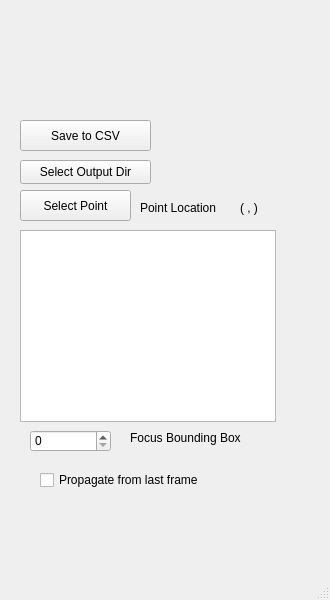
Before: the Qt Designer form src/WhiskerToolbox/Tracking_Widget/Tracking_Widget.ui in paulmthompson/WhiskerToolbox, drawn with Qt 5.
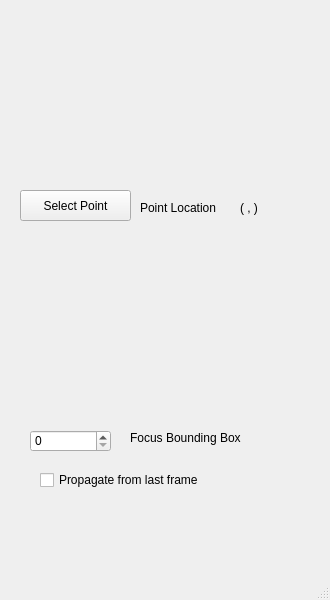
After: the same form once the commit is applied.

Commit message: move saving methods for keypoints to data manager widget from tracking widget

Diff of the .ui file:
```diff
--- a/src/WhiskerToolbox/Tracking_Widget/Tracking_Widget.ui
+++ b/src/WhiskerToolbox/Tracking_Widget/Tracking_Widget.ui
@@ -53,16 +53,6 @@
      <string>( , )</string>
     </property>
    </widget>
-   <widget class="QGraphicsView" name="graphicsView">
-    <property name="geometry">
-     <rect>
-      <x>20</x>
-      <y>230</y>
-      <width>256</width>
-      <height>192</height>
-     </rect>
-    </property>
-   </widget>
    <widget class="QSpinBox" name="spinBox">
     <property name="geometry">
      <rect>
@@ -86,32 +76,6 @@
      <string>Focus Bounding Box</string>
     </property>
    </widget>
-   <widget class="QPushButton" name="save_csv_button">
-    <property name="geometry">
-     <rect>
-      <x>20</x>
-      <y>120</y>
-      <width>131</width>
-      <height>31</height>
-     </rect>
-    </property>
-    <property name="text">
-     <string>Save to CSV</string>
-    </property>
-   </widget>
-   <widget class="QPushButton" name="output_dir_button">
-    <property name="geometry">
-     <rect>
-      <x>20</x>
-      <y>160</y>
-      <width>131</width>
-      <height>24</height>
-     </rect>
-    </property>
-    <property name="text">
-     <string>Select Output Dir</string>
-    </property>
-   </widget>
    <widget class="QLabel" name="output_dir_label">
     <property name="geometry">
      <rect>
```
The commit also changes 5 other files.
